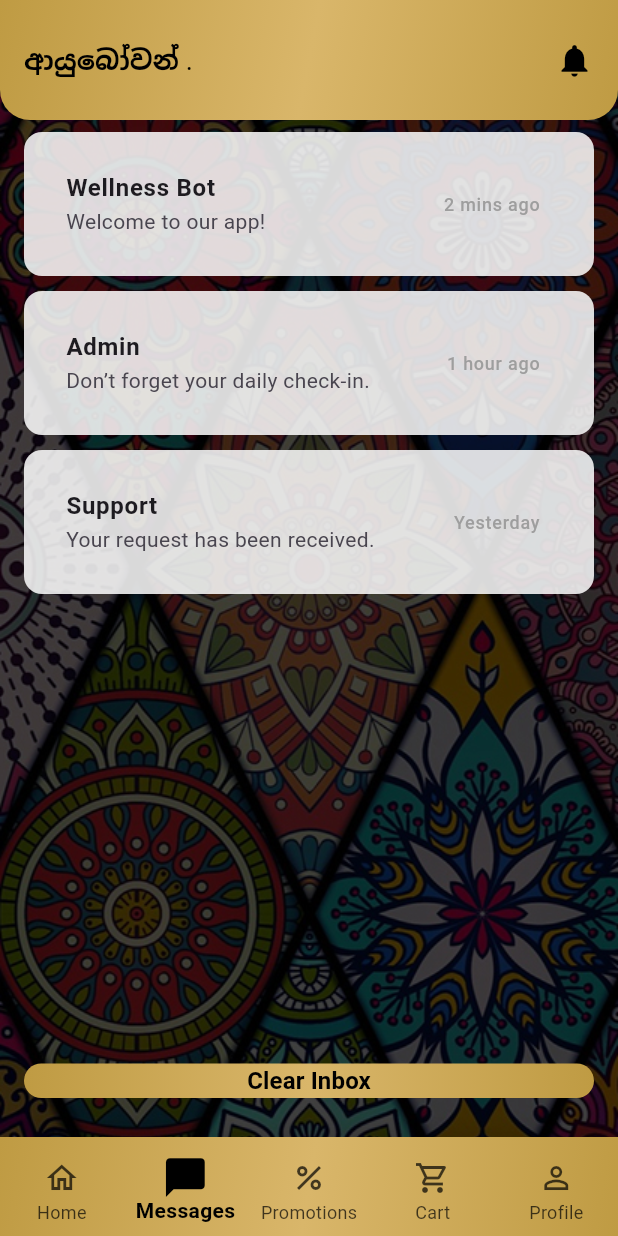
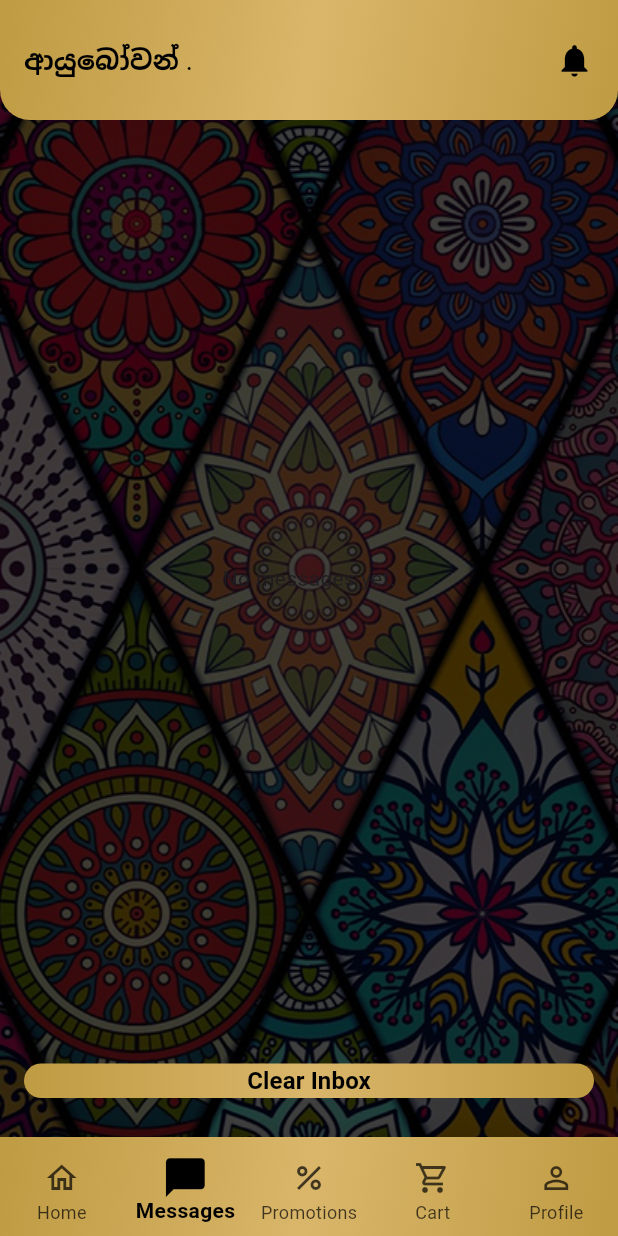
Before and after one commit to nvppiyumika/Spa-Ceylon-Mobile, a Flutter app: the PromotionsPage screen opened by its route, item 2 of the bottom bar chosen, after a tap on "Clear Inbox", on a phone screen of 412 x 824 dp. Run offline on Flutter 3.47's test engine with Material 3 defaults, Android fonts, the phone set to English and light mode, and no system bars; our stand-ins replace carousel_slider, cloud_firestore, firebase_auth, firebase_core, image_picker; accounts and stored records are empty.

Commit message:
neew implement

```diff
--- a/lib/screens/Edit_Profile.dart
+++ b/lib/screens/Edit_Profile.dart
@@ -1,4 +1,3 @@
-import 'package:cloud_firestore/cloud_firestore.dart';
 import 'package:firebase_auth/firebase_auth.dart';
 import 'package:flutter/material.dart';
 import 'package:spa_ceylon_mobile/models/userModel.dart';
--- a/lib/screens/Messages.dart
+++ b/lib/screens/Messages.dart
@@ -13,23 +13,6 @@ class MessagesPage extends StatefulWidget {
 
 class _MessagesPageState extends State<MessagesPage> {
   int _currentIndex = 1;
-  final List<Map<String, String>> messages = const [
-    {
-      'sender': 'Wellness Bot',
-      'message': 'Welcome to our app!',
-      'time': '2 mins ago'
-    },
-    {
-      'sender': 'Admin',
-      'message': 'Don’t forget your daily check-in.',
-      'time': '1 hour ago'
-    },
-    {
-      'sender': 'Support',
-      'message': 'Your request has been received.',
-      'time': 'Yesterday'
-    },
-  ];
 
   void _onTabTapped(int index) {
     setState(() {
@@ -46,12 +29,20 @@ class _MessagesPageState extends State<MessagesPage> {
         .collection('cart')
         .snapshots();
 
+    // Stream for user messages
+    final messagesStream = FirebaseFirestore.instance
+        .collection('users')
+        .doc(user?.uid)
+        .collection('messages')
+        .orderBy('timestamp', descending: true)
+        .snapshots();
+
     return StreamBuilder<QuerySnapshot<Map<String, dynamic>>>(
       stream: cartStream,
-      builder: (context, snapshot) {
+      builder: (context, cartSnapshot) {
         int cartItemCount = 0;
-        if (snapshot.hasData) {
-          for (var doc in snapshot.data!.docs) {
+        if (cartSnapshot.hasData) {
+          for (var doc in cartSnapshot.data!.docs) {
             final data = doc.data();
             cartItemCount += (data['quantity'] ?? 1) as int;
           }
@@ -72,12 +63,22 @@ class _MessagesPageState extends State<MessagesPage> {
                     topGreetingBar("Githmi"),
                     const SizedBox(height: 8),
                     Expanded(
-                      child: ListView.separated(
+                      child: StreamBuilder<QuerySnapshot<Map<String, dynamic>>>(
+                        stream: messagesStream,
+                        builder: (context, snapshot) {
+                          if (snapshot.connectionState == ConnectionState.waiting) {
+                            return const Center(child: CircularProgressIndicator());
+                          }
+                          if (!snapshot.hasData || snapshot.data!.docs.isEmpty) {
+                            return const Center(child: Text('No messages yet.'));
+                          }
+                          final messages = snapshot.data!.docs;
+                          return ListView.separated(
                             padding: const EdgeInsets.symmetric(horizontal: 16),
                             itemCount: messages.length,
                             separatorBuilder: (_, __) => const SizedBox(height: 10),
                             itemBuilder: (context, index) {
-                          final message = messages[index];
+                              final message = messages[index].data();
                               return Container(
                                 padding: const EdgeInsets.all(12),
                                 decoration: BoxDecoration(
@@ -102,6 +103,8 @@ class _MessagesPageState extends State<MessagesPage> {
                                 ),
                               );
                             },
+                          );
+                        },
                       ),
                     ),
                     Padding(
@@ -110,8 +113,20 @@ class _MessagesPageState extends State<MessagesPage> {
                       child: SizedBox(
                         width: double.infinity,
                         child: ElevatedButton(
-                          onPressed: () {
-                            // Add your clear inbox logic here
+                          onPressed: () async {
+                            // Clear all messages in the user's messages subcollection
+                            final user = FirebaseAuth.instance.currentUser;
+                            final messagesRef = FirebaseFirestore.instance
+                                .collection('users')
+                                .doc(user?.uid)
+                                .collection('messages');
+
+                            final batch = FirebaseFirestore.instance.batch();
+                            final messagesSnapshot = await messagesRef.get();
+                            for (var doc in messagesSnapshot.docs) {
+                              batch.delete(doc.reference);
+                            }
+                            await batch.commit();
                           },
                           style: ElevatedButton.styleFrom(
                             padding: const EdgeInsets.symmetric(vertical: 14),
--- a/lib/screens/Products.dart
+++ b/lib/screens/Products.dart
@@ -11,8 +11,7 @@ class Products extends StatelessWidget {
   final String categoryName;
 
   const Products(
-      {Key? key, required this.categoryId, required this.categoryName})
-      : super(key: key);
+      {super.key, required this.categoryId, required this.categoryName});
 
   @override
   Widget build(BuildContext context) {
@@ -25,8 +24,7 @@ class ProductsPage extends StatefulWidget {
   final String categoryName;
 
   const ProductsPage(
-      {Key? key, required this.categoryId, required this.categoryName})
-      : super(key: key);
+      {super.key, required this.categoryId, required this.categoryName});
 
   @override
   _ProductsPageState createState() => _ProductsPageState();
--- a/lib/screens/Promotions.dart
+++ b/lib/screens/Promotions.dart
@@ -3,6 +3,7 @@ import 'package:spa_ceylon_mobile/widgets/BottomNavBar.dart';
 import 'package:spa_ceylon_mobile/widgets/top_greeting_bar.dart';
 import 'package:cloud_firestore/cloud_firestore.dart';
 import 'package:firebase_auth/firebase_auth.dart';
+import 'package:spa_ceylon_mobile/screens/PromotionDetailsPage.dart'; // Create this page
 
 class PromotionsPage extends StatefulWidget {
   const PromotionsPage({super.key});
@@ -12,26 +13,6 @@ class PromotionsPage extends StatefulWidget {
 }
 
 class _PromotionsPageState extends State<PromotionsPage> {
-  final List<Map<String, String>> promotions = const [
-    {
-      'title': '50% OFF on Wellness Products',
-      'description':
-          'Get amazing discounts on selected wellness products. Limited time offer!',
-      'validity': 'Valid until: 30th April'
-    },
-    {
-      'title': 'Free Consultation',
-      'description':
-          'Book a free consultation with our wellness experts today!',
-      'validity': 'Valid until: 25th April'
-    },
-    {
-      'title': 'Buy 1 Get 1 Free',
-      'description': 'Buy one wellness service and get another one for free.',
-      'validity': 'Valid until: 28th April'
-    },
-  ];
-
   @override
   Widget build(BuildContext context) {
     final user = FirebaseAuth.instance.currentUser;
@@ -39,6 +20,11 @@ class _PromotionsPageState extends State<PromotionsPage> {
         .collection('users')
         .doc(user?.uid)
         .collection('cart')
+        .snapshots();
+
+    // Stream for promotions
+    final promotionsStream = FirebaseFirestore.instance
+        .collection('promotions')
         .snapshots();
 
     return StreamBuilder<QuerySnapshot<Map<String, dynamic>>>(
@@ -57,29 +43,42 @@ class _PromotionsPageState extends State<PromotionsPage> {
             children: [
               Positioned.fill(
                 child: Image.asset(
-                  'assets/images/background.jpg', // Background image
+                  'assets/images/background.jpg',
                   fit: BoxFit.cover,
                 ),
               ),
               SafeArea(
                 child: Column(
                   children: [
-                    topGreetingBar("Githmi"), // Custom top greeting bar
+                    topGreetingBar("Githmi"),
                     const SizedBox(height: 8),
                     Expanded(
-                      child: ListView.separated(
+                      child: StreamBuilder<QuerySnapshot<Map<String, dynamic>>>(
+                        stream: promotionsStream,
+                        builder: (context, promoSnapshot) {
+                          if (promoSnapshot.connectionState == ConnectionState.waiting) {
+                            return const Center(child: CircularProgressIndicator());
+                          }
+                          if (!promoSnapshot.hasData || promoSnapshot.data!.docs.isEmpty) {
+                            return const Center(child: Text('No promotions available.'));
+                          }
+                          final promotions = promoSnapshot.data!.docs;
+                          return ListView.separated(
                             padding: const EdgeInsets.symmetric(horizontal: 16),
                             itemCount: promotions.length,
                             separatorBuilder: (_, __) => const SizedBox(height: 10),
                             itemBuilder: (context, index) {
-                          final promotion = promotions[index];
+                              final promotion = promotions[index].data();
                               return Container(
                                 padding: const EdgeInsets.all(12),
                                 decoration: BoxDecoration(
                                   color: Colors.white.withOpacity(0.85),
                                   borderRadius: BorderRadius.circular(12),
                                 ),
-                            child: ListTile(
+                                child: Column(
+                                  crossAxisAlignment: CrossAxisAlignment.start,
+                                  children: [
+                                    ListTile(
                                       title: Text(
                                         promotion['title'] ?? '',
                                         style: const TextStyle(
@@ -95,43 +94,30 @@ class _PromotionsPageState extends State<PromotionsPage> {
                                         ),
                                       ),
                                     ),
+                                    Align(
+                                      alignment: Alignment.centerRight,
+                                      child: ElevatedButton(
+                                        onPressed: () {
+                                          Navigator.push(
+                                            context,
+                                            MaterialPageRoute(
+                                              builder: (_) => PromotionDetailsPage(
+                                                title: promotion['title'] ?? '',
+                                                description: promotion['description'] ?? '',
+                                                validity: promotion['validity'] ?? '',
+                                              ),
+                                            ),
                                           );
                                         },
+                                        child: const Text('Try'),
                                       ),
                                     ),
-                    Padding(
-                      padding:
-                          const EdgeInsets.symmetric(horizontal: 16, vertical: 12),
-                      child: SizedBox(
-                        width: double.infinity,
-                        child: ElevatedButton(
-                          onPressed: () {
-                            // Add your action here for "See Offers" button
-                          },
-                          style: ElevatedButton.styleFrom(
-                            padding: const EdgeInsets.symmetric(vertical: 14),
-                            backgroundColor: Colors.transparent,
-                            shadowColor: Colors.transparent,
-                            shape: RoundedRectangleBorder(
-                              borderRadius: BorderRadius.circular(12),
-                            ),
-                          ),
-                          child: Ink(
-                            decoration: const BoxDecoration(
-                              gradient: LinearGradient(
-                                colors: [
-                                  Color.fromRGBO(191, 155, 67, 1),
-                                  Color.fromRGBO(217, 182, 106, 1),
-                                  Color.fromRGBO(191, 155, 67, 1),
                                   ],
                                 ),
-                              borderRadius: BorderRadius.all(Radius.circular(12)),
-                            ),
-                            child: Container(
-                              alignment: Alignment.center,
-                            ),
-                          ),
-                        ),
+                              );
+                            },
+                          );
+                        },
                       ),
                     ),
                   ],
@@ -140,11 +126,9 @@ class _PromotionsPageState extends State<PromotionsPage> {
             ],
           ),
           bottomNavigationBar: BottomNavBar(
-            currentIndex: 2, // Index 2 for promotions
-            onTap: (index) {
-              // Navigation handled by the BottomNavBar
-            },
-            cartItemCount: cartItemCount, // Always show cart count
+            currentIndex: 2,
+            onTap: (index) {},
+            cartItemCount: cartItemCount,
           ),
         );
       },
```
Also changed, not shown: lib/models/messageMode.dart (added, +39 -0 lines), lib/screens/Cart.dart (+4 -4 lines), lib/screens/PromotionDetailsPage.dart (added, +32 -0 lines). Lines whose indentation alone changed are shown as unchanged.
